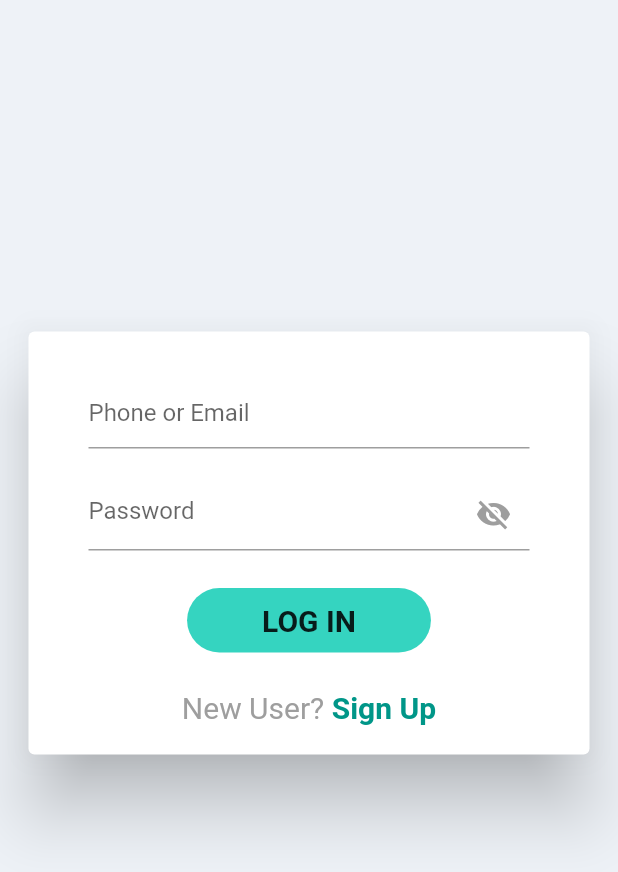
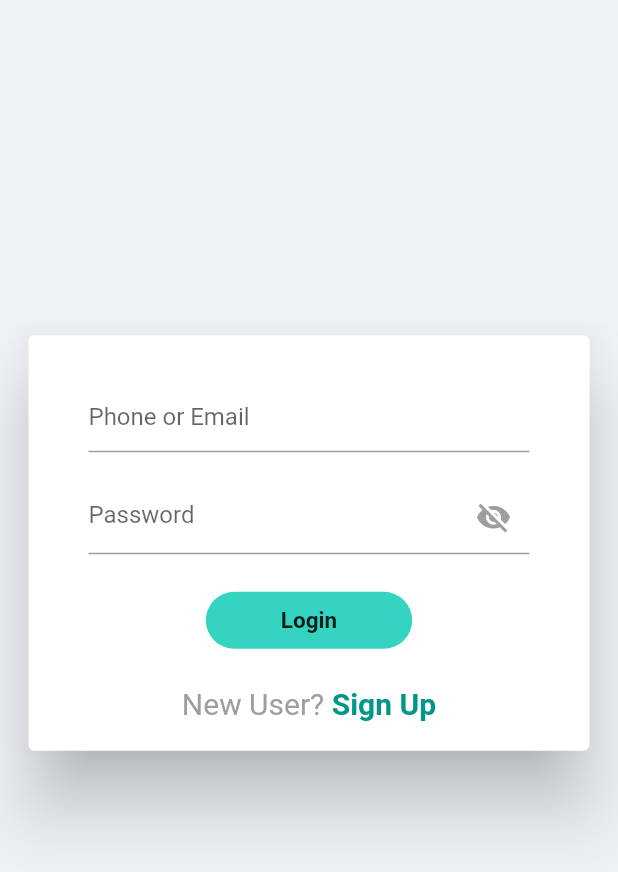
Before and after one commit to ngbede/kiosk, a Flutter app: the screen it shows after launch, on a phone screen of 412 x 824 dp. Shown: the top 872 px of the screen. Run offline on Flutter 3.47's test engine with Material 2 defaults, Android fonts, the phone set to English and light mode, and no system bars.

Commit message:
add registration screen

```diff
--- a/lib/main.dart
+++ b/lib/main.dart
@@ -10,7 +10,6 @@ void main() {
   runApp(MyApp());
 }
 
-//TODO: Design the registration screen
 //TODO: Create a new firebase project with your account
 //TODO: Design a splash screen
 //TODO: Use firebase authentication for user sign in and registration from pub.dev
--- a/lib/models/account/user.dart
+++ b/lib/models/account/user.dart
@@ -1,14 +1,14 @@
 // User account data model for login and registration
 class User {
-  String firstName;
-  String lastName;
+  String name;
+  String surName;
   String email;
   String phoneNumber;
   String password;
 
   User({
-    this.firstName,
-    this.lastName,
+    this.name,
+    this.surName,
     this.email,
     this.phoneNumber,
     this.password,
--- a/lib/screens/login_screen/login.dart
+++ b/lib/screens/login_screen/login.dart
@@ -39,10 +39,10 @@ class Login extends StatelessWidget {
                             padding: EdgeInsets.symmetric(
                                 horizontal: 50, vertical: 10),
                             child: Text(
-                              "LOG IN",
+                              "Login",
                               style: TextStyle(
                                 fontWeight: FontWeight.bold,
-                                fontSize: 20,
+                                fontSize: 15,
                               ),
                             ),
                           ),
--- a/lib/widgets/login_widgets/inputfield.dart
+++ b/lib/widgets/login_widgets/inputfield.dart
@@ -4,8 +4,12 @@ class InputField extends StatefulWidget {
   final String hint;
   final TextInputType keyboard;
   final bool iconVisible;
+  final double horLen;
+  final double verLen;
   InputField({
     @required this.hint,
+    this.horLen = 20.0,
+    this.verLen = 10.0,
     this.iconVisible = false,
     this.keyboard = TextInputType.text,
   });
@@ -20,7 +24,10 @@ class _InputFieldState extends State<InputField> {
   @override
   Widget build(BuildContext context) {
     return Padding(
-      padding: EdgeInsets.symmetric(horizontal: 20.0, vertical: 10),
+      padding: EdgeInsets.symmetric(
+        horizontal: widget.horLen,
+        vertical: widget.verLen,
+      ),
       child: TextField(
         obscuringCharacter: "*",
         decoration: InputDecoration(
```
Also changed, not shown: lib/screens/signup_screen/register.dart (+74 -2 lines).
